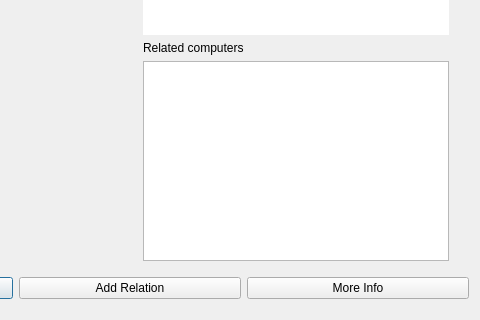
First picture: the form in scientistwindow.ui, repository athenabjorg/sacr, before the edit; both pictures show x 220 to 700 and y 280 to 600 of the 700 by 600 pixel window.
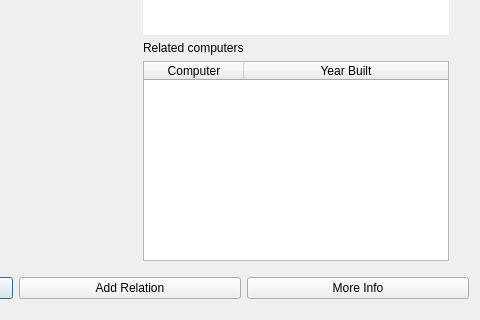
Second picture: the form after the edit. Icons and pictures are not drawn.

Patch:
```diff
--- a/scientistwindow.ui
+++ b/scientistwindow.ui
@@ -313,7 +313,7 @@
           <bool>true</bool>
          </property>
          <attribute name="horizontalHeaderVisible">
-          <bool>false</bool>
+          <bool>true</bool>
          </attribute>
          <attribute name="horizontalHeaderCascadingSectionResizes">
           <bool>false</bool>
```
Left out of the diff: 2 changed lines with no effect on the pictures.
